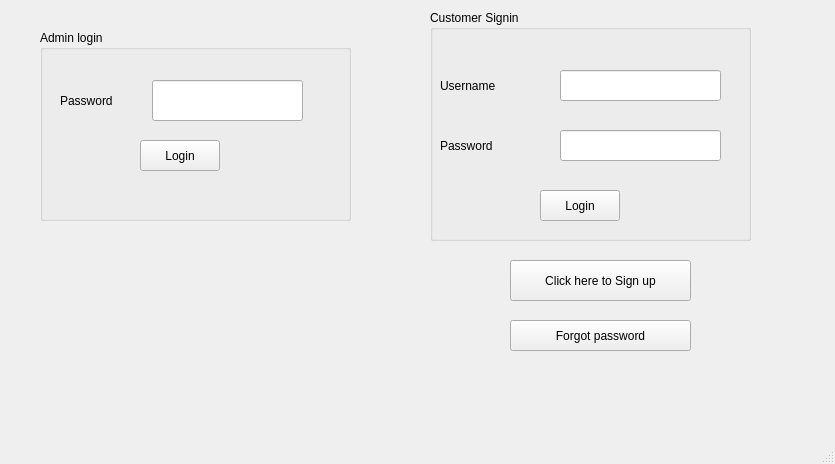
cs18b047/BMS, file ui/bank.ui: the form before one commit.
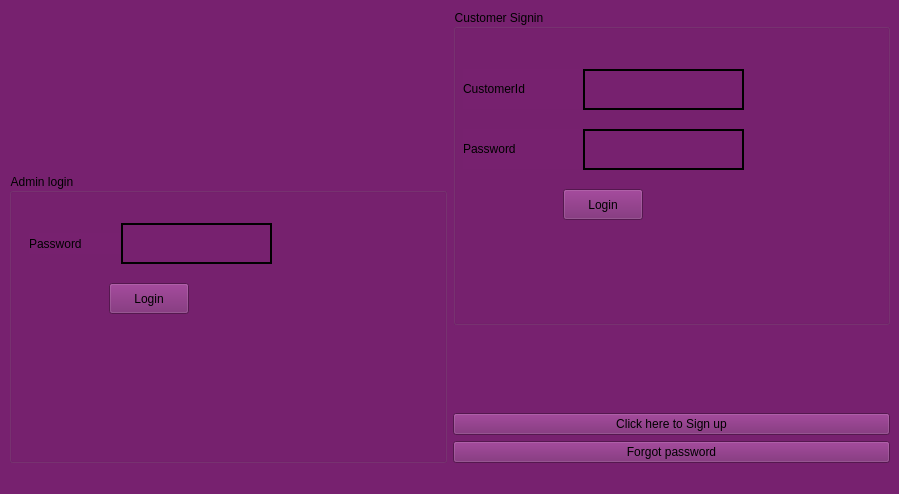
The form after the commit.

Diff of the .ui file:
```diff
--- a/ui/bank.ui
+++ b/ui/bank.ui
@@ -6,136 +6,37 @@
    <rect>
     <x>0</x>
     <y>0</y>
-    <width>835</width>
-    <height>464</height>
+    <width>899</width>
+    <height>494</height>
    </rect>
   </property>
   <property name="windowTitle">
    <string>Bank</string>
   </property>
+  <property name="styleSheet">
+   <string notr="true">background-color: rgb(119, 33, 111);
+selection-color: rgb(0, 0, 0);
+font: 63 11pt &quot;URW Gothic&quot;;
+</string>
+  </property>
   <widget class="QWidget" name="centralwidget">
-   <widget class="QGroupBox" name="groupBox">
-    <property name="geometry">
-     <rect>
-      <x>430</x>
-      <y>10</y>
-      <width>321</width>
-      <height>231</height>
-     </rect>
-    </property>
-    <property name="title">
-     <string>Customer Signin</string>
-    </property>
-    <widget class="QPushButton" name="Loginbutton">
-     <property name="geometry">
-      <rect>
-       <x>110</x>
-       <y>180</y>
-       <width>80</width>
-       <height>31</height>
-      </rect>
-     </property>
-     <property name="text">
-      <string>Login</string>
-     </property>
-    </widget>
-    <widget class="QWidget" name="layoutWidget">
-     <property name="geometry">
-      <rect>
-       <x>10</x>
-       <y>60</y>
-       <width>155</width>
-       <height>31</height>
-      </rect>
-     </property>
-     <layout class="QHBoxLayout" name="horizontalLayout">
-      <item>
-       <widget class="QLabel" name="username">
-        <property name="text">
-         <string>Username</string>
-        </property>
-       </widget>
-      </item>
-     </layout>
-    </widget>
-    <widget class="QWidget" name="layoutWidget">
-     <property name="geometry">
-      <rect>
-       <x>10</x>
-       <y>120</y>
-       <width>152</width>
-       <height>31</height>
-      </rect>
-     </property>
-     <layout class="QHBoxLayout" name="horizontalLayout_2">
-      <item>
-       <widget class="QLabel" name="password">
-        <property name="text">
-         <string>Password</string>
-        </property>
-       </widget>
-      </item>
-     </layout>
-    </widget>
-    <widget class="QLineEdit" name="usernamebutton">
-     <property name="geometry">
-      <rect>
-       <x>130</x>
-       <y>60</y>
-       <width>161</width>
-       <height>31</height>
-      </rect>
-     </property>
-    </widget>
-    <widget class="QLineEdit" name="passwordbutton">
-     <property name="geometry">
-      <rect>
-       <x>130</x>
-       <y>120</y>
-       <width>161</width>
-       <height>31</height>
-      </rect>
-     </property>
-     <property name="echoMode">
-      <enum>QLineEdit::Password</enum>
-     </property>
-    </widget>
-   </widget>
+   <layout class="QGridLayout" name="gridLayout">
+    <item row="5" column="1">
    <widget class="QPushButton" name="signupbutton">
-    <property name="geometry">
-     <rect>
-      <x>510</x>
-      <y>260</y>
-      <width>181</width>
-      <height>41</height>
-     </rect>
-    </property>
     <property name="text">
      <string>Click here to Sign up</string>
     </property>
    </widget>
+    </item>
+    <item row="6" column="1">
    <widget class="QPushButton" name="forgotbutton">
-    <property name="geometry">
-     <rect>
-      <x>510</x>
-      <y>320</y>
-      <width>181</width>
-      <height>31</height>
-     </rect>
-    </property>
     <property name="text">
      <string>Forgot password</string>
     </property>
    </widget>
+    </item>
+    <item row="2" column="0" rowspan="5">
    <widget class="QGroupBox" name="groupBox_2">
-    <property name="geometry">
-     <rect>
-      <x>40</x>
-      <y>30</y>
-      <width>311</width>
-      <height>191</height>
-     </rect>
-    </property>
     <property name="title">
      <string>Admin login</string>
     </property>
@@ -161,16 +62,22 @@
        <height>41</height>
       </rect>
      </property>
+       <property name="styleSheet">
+        <string notr="true">border: 2px solid black;</string>
+       </property>
      <property name="echoMode">
       <enum>QLineEdit::Password</enum>
      </property>
+       <property name="clearButtonEnabled">
+        <bool>false</bool>
+       </property>
     </widget>
     <widget class="QLabel" name="label">
      <property name="geometry">
       <rect>
        <x>20</x>
        <y>60</y>
-       <width>101</width>
+         <width>91</width>
        <height>21</height>
       </rect>
      </property>
@@ -179,6 +86,106 @@
      </property>
     </widget>
    </widget>
+    </item>
+    <item row="0" column="1" rowspan="4">
+     <widget class="QGroupBox" name="groupBox">
+      <property name="title">
+       <string>Customer Signin</string>
+      </property>
+      <widget class="QPushButton" name="Loginbutton">
+       <property name="geometry">
+        <rect>
+         <x>110</x>
+         <y>180</y>
+         <width>80</width>
+         <height>31</height>
+        </rect>
+       </property>
+       <property name="styleSheet">
+        <string notr="true"/>
+       </property>
+       <property name="text">
+        <string>Login</string>
+       </property>
+      </widget>
+      <widget class="QWidget" name="layoutWidget">
+       <property name="geometry">
+        <rect>
+         <x>10</x>
+         <y>60</y>
+         <width>168</width>
+         <height>40</height>
+        </rect>
+       </property>
+       <layout class="QHBoxLayout" name="horizontalLayout">
+        <item>
+         <widget class="QLabel" name="username">
+          <property name="text">
+           <string>CustomerId</string>
+          </property>
+         </widget>
+        </item>
+       </layout>
+      </widget>
+      <widget class="QWidget" name="layoutWidget">
+       <property name="geometry">
+        <rect>
+         <x>10</x>
+         <y>120</y>
+         <width>152</width>
+         <height>40</height>
+        </rect>
+       </property>
+       <layout class="QHBoxLayout" name="horizontalLayout_2">
+        <item>
+         <widget class="QLabel" name="password">
+          <property name="text">
+           <string>Password</string>
+          </property>
+         </widget>
+        </item>
+       </layout>
+      </widget>
+      <widget class="QLineEdit" name="usernamebutton">
+       <property name="geometry">
+        <rect>
+         <x>130</x>
+         <y>60</y>
+         <width>161</width>
+         <height>41</height>
+        </rect>
+       </property>
+       <property name="styleSheet">
+        <string notr="true">selection-color: rgb(46, 52, 54);
+border-color: rgb(46, 52, 54);
+border: 2px solid black;</string>
+       </property>
+       <property name="clearButtonEnabled">
+        <bool>false</bool>
+       </property>
+      </widget>
+      <widget class="QLineEdit" name="passwordbutton">
+       <property name="geometry">
+        <rect>
+         <x>130</x>
+         <y>120</y>
+         <width>161</width>
+         <height>41</height>
+        </rect>
+       </property>
+       <property name="styleSheet">
+        <string notr="true">border: 2px solid black;</string>
+       </property>
+       <property name="echoMode">
+        <enum>QLineEdit::Password</enum>
+       </property>
+       <property name="clearButtonEnabled">
+        <bool>false</bool>
+       </property>
+      </widget>
+     </widget>
+    </item>
+   </layout>
   </widget>
   <widget class="QMenuBar" name="menubar">
    <property name="geometry">
```
Left out of the diff: 4 changed lines with no effect on the pictures. Lines whose indentation alone changed are shown as unchanged.
